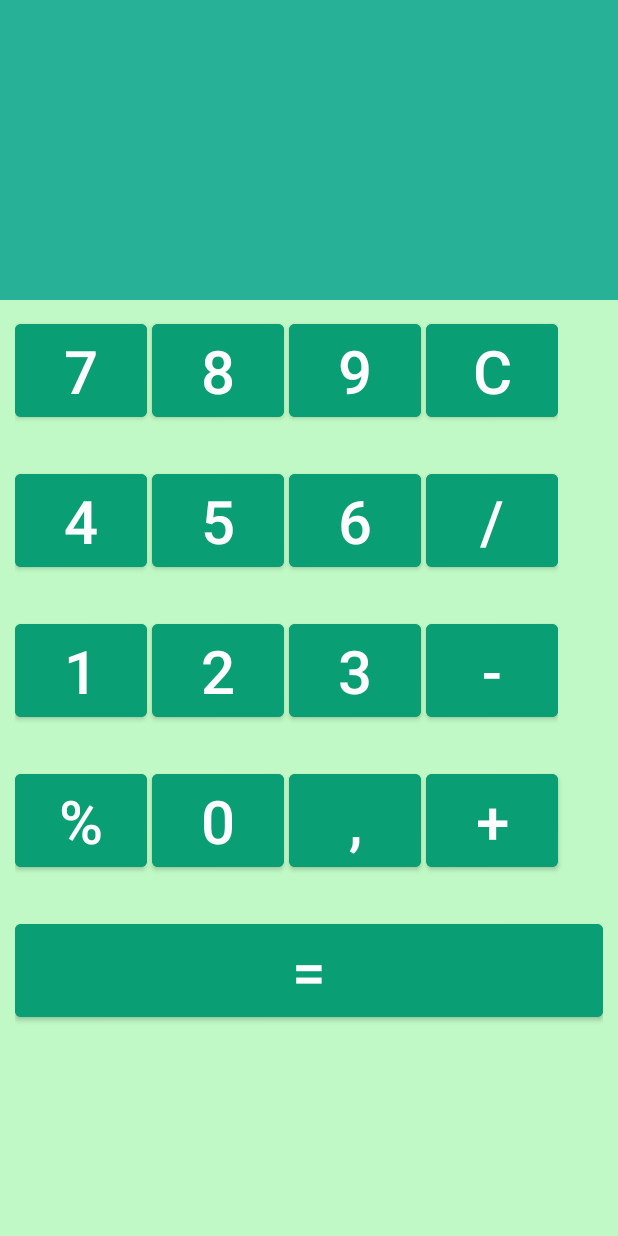
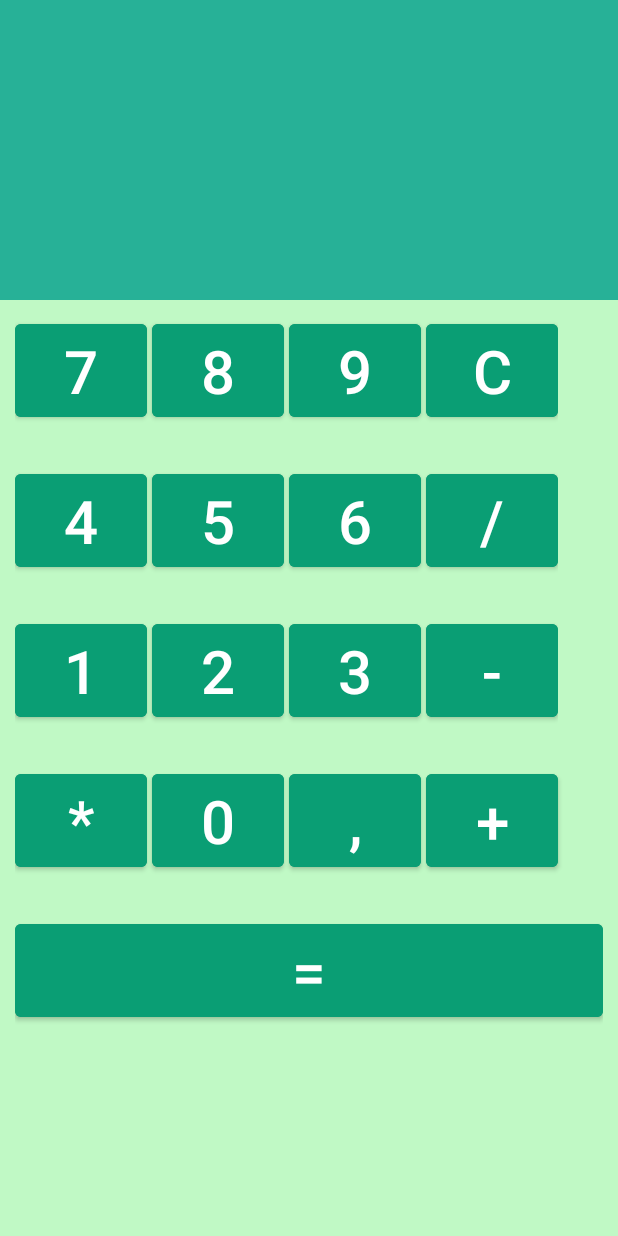
Before and after one commit to Olegarh-GitHub/RMP.Calculator, an Android app: the screen it shows after launch (MainActivity), on a phone screen of 412 x 824 dp. Run offline under Robolectric (Android 15) with nearby library versions, the phone set to English and light mode, and no system bars.

Commit message:
fix:: add progressbar fixed zero button

```diff
--- a/app/src/main/java/com/example/rmpcalculator/MainActivity.java
+++ b/app/src/main/java/com/example/rmpcalculator/MainActivity.java
@@ -9,6 +9,7 @@ import android.view.Window;
 import android.view.WindowManager;
 import android.widget.Button;
 import android.widget.EditText;
+import android.widget.ProgressBar;
 import android.widget.Toast;
 
 import com.example.rmpcalculator.R;
@@ -21,7 +22,8 @@ import java.util.ArrayList;
 
 public class MainActivity extends AppCompatActivity {
 
-    Button num9, num8, num7, num6, num5, num4, num3, num2, num1, plus, minus, divide, equ, comma, clear;
+    Button num9, num8, num7, num6, num5, num4, num3, num2, num1, num0, plus, minus, divide, equ, comma, clear, mul;
+    ProgressBar progress;
     EditText numField;
     ArrayList<Double> operands = new ArrayList<Double>();
     String operand = "";
@@ -43,12 +45,16 @@ public class MainActivity extends AppCompatActivity {
         num7 = findViewById(R.id.num7);
         num8 = findViewById(R.id.num8);
         num9 = findViewById(R.id.num9);
+        num0 = findViewById(R.id.num0);
         plus = findViewById(R.id.plus);
         minus = findViewById(R.id.minus);
         divide = findViewById(R.id.divide);
+        mul = findViewById(R.id.mul);
         equ = findViewById(R.id.equ);
         comma = findViewById(R.id.comma);
         clear = findViewById(R.id.clear);
+
+        progress = findViewById(R.id.progress);
 
         numField = findViewById(R.id.numField);
 
@@ -115,12 +121,27 @@ public class MainActivity extends AppCompatActivity {
                 operand += "9";
             }
         });
+        num0.setOnClickListener(new View.OnClickListener() {
+            @Override
+            public void onClick(View view) {
+                numField.setText(numField.getText() + "0");
+                operand += "0";
+            }
+        });
         clear.setOnClickListener(new View.OnClickListener() {
             @Override
             public void onClick(View view) {
                 numField.setText("");
                 operand = "";
                 operands = new ArrayList<Double>();
+            }
+        });
+        mul.setOnClickListener(new View.OnClickListener() {
+            @Override
+            public void onClick(View view) {
+                numField.setText(numField.getText() + "*");
+                operands.add(Double.parseDouble(operand));
+                operand = "";
             }
         });
         divide.setOnClickListener(new View.OnClickListener() {
@@ -157,11 +178,13 @@ public class MainActivity extends AppCompatActivity {
         equ.setOnClickListener(new View.OnClickListener() {
             @Override
             public void onClick(View view) {
+                loading(true);
                 String expression = numField.getText().toString();
                 Double result = 0d;
                 new HttpCalculatorRequest().execute(expression);
 
                 operand = result.toString();
+                loading(false);
             }
         });
 
@@ -199,4 +222,13 @@ public class MainActivity extends AppCompatActivity {
         }
         return sum;
     }
+
+    public void loading(boolean isStart){
+        if(isStart){
+            progress.setVisibility(View.VISIBLE);
+        }
+        else{
+            progress.setVisibility(View.INVISIBLE);
+        }
+    }
 }
--- a/app/src/main/res/layout/activity_main.xml
+++ b/app/src/main/res/layout/activity_main.xml
@@ -202,12 +202,12 @@
 
 
             <Button
-                android:id="@+id/percent"
+                android:id="@+id/mul"
                 android:layout_width="wrap_content"
                 android:layout_height="match_parent"
                 android:backgroundTint="@color/dark_green"
                 android:textSize="40dp"
-                android:text="%" />
+                android:text="*" />
             <TextView
                 android:layout_width="wrap_content"
                 android:layout_height="wrap_content"
@@ -267,7 +267,14 @@
             <TextView
                 android:layout_width="wrap_content"
                 android:layout_height="wrap_content"
-                android:text="  "/>
+                android:text="   "/>
         </LinearLayout>
     </FrameLayout>
+    <ProgressBar
+        android:id="@+id/progress"
+        android:layout_width="match_parent"
+        android:layout_height="wrap_content"
+        android:visibility="invisible"
+        android:layout_centerHorizontal="true"
+        android:layout_centerVertical="true"/>
 </RelativeLayout>
```
